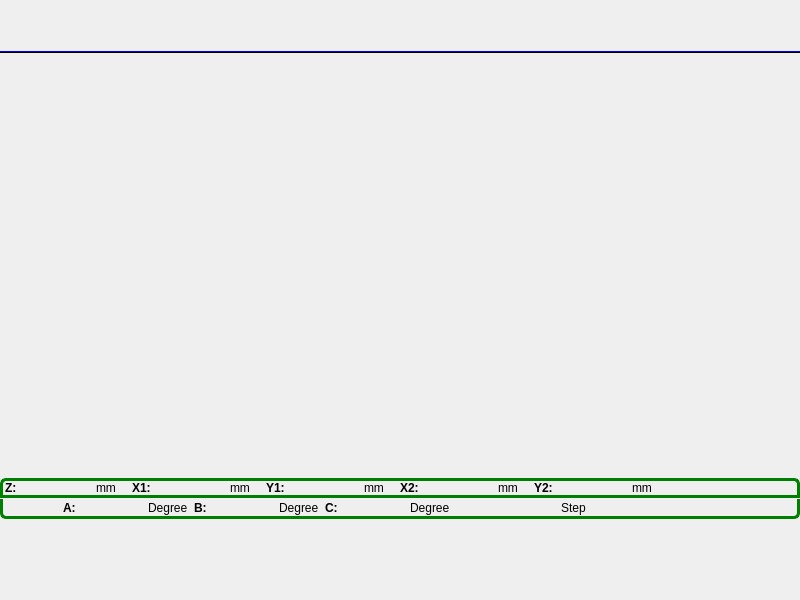
Above: mainframe.ui from dongdong-2009/3-5AxisRobot before the change. Below: the same form after it.
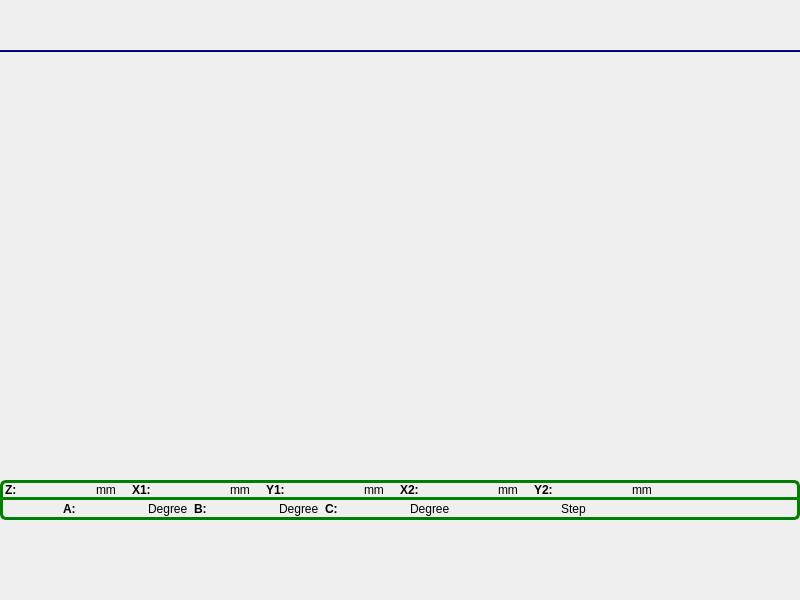
That is the form after the change. Custom widgets are drawn as their Qt base class.

Commit message: 1.修改注册时间到提示

Diff of the .ui file:
```diff
--- a/mainframe.ui
+++ b/mainframe.ui
@@ -29,7 +29,7 @@
   </property>
   <layout class="QVBoxLayout" name="verticalLayout">
    <property name="spacing">
-    <number>1</number>
+    <number>0</number>
    </property>
    <property name="leftMargin">
     <number>0</number>
```
The commit also changes 2 other files.
